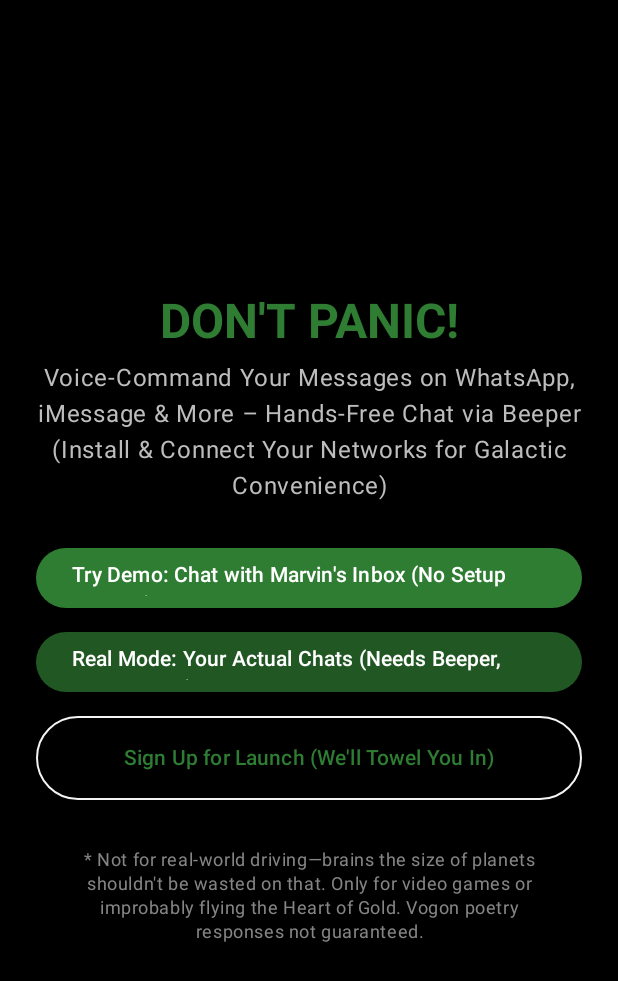
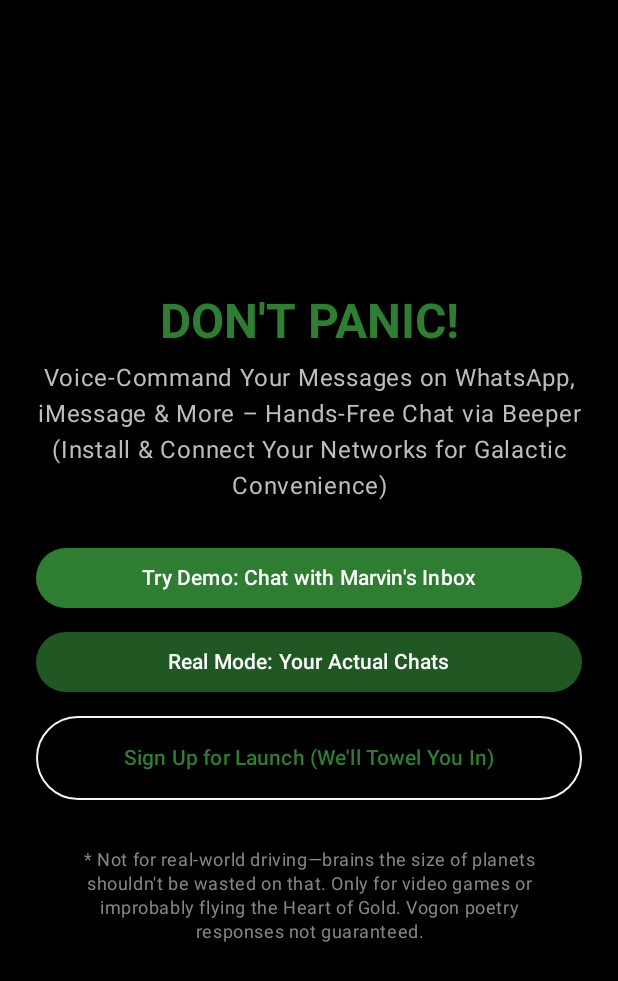
Before and after one commit to ahtavarasmus/TextAndDrive, an Android app built with Jetpack Compose: the composable ChoiceScreen shown on its own in the app's theme, on a phone screen of 412 x 824 dp. Shown: the top 981 px of the screen. Run offline under Robolectric (Android 15) with nearby library versions, the phone set to English and light mode, and no system bars.

Commit message:
modified overflowing text a little

```diff
--- a/app/src/main/java/com/beeper/mcp/MainActivity.kt
+++ b/app/src/main/java/com/beeper/mcp/MainActivity.kt
@@ -234,7 +234,7 @@ fun ChoiceScreen(
                 containerColor = HitchhikerColors.Primary
             )
         ) {
-            Text("Try Demo: Chat with Marvin's Inbox (No Setup Needed)")
+            Text("Try Demo: Chat with Marvin's Inbox")
         }
         Button(
             onClick = onReal,
@@ -246,7 +246,7 @@ fun ChoiceScreen(
                 containerColor = HitchhikerColors.Primary.copy(alpha = 0.7f)
             )
         ) {
-            Text("Real Mode: Your Actual Chats (Needs Beeper, Poor Marvin)")
+            Text("Real Mode: Your Actual Chats")
         }
         OutlinedButton(
             onClick = onInterest,
```
